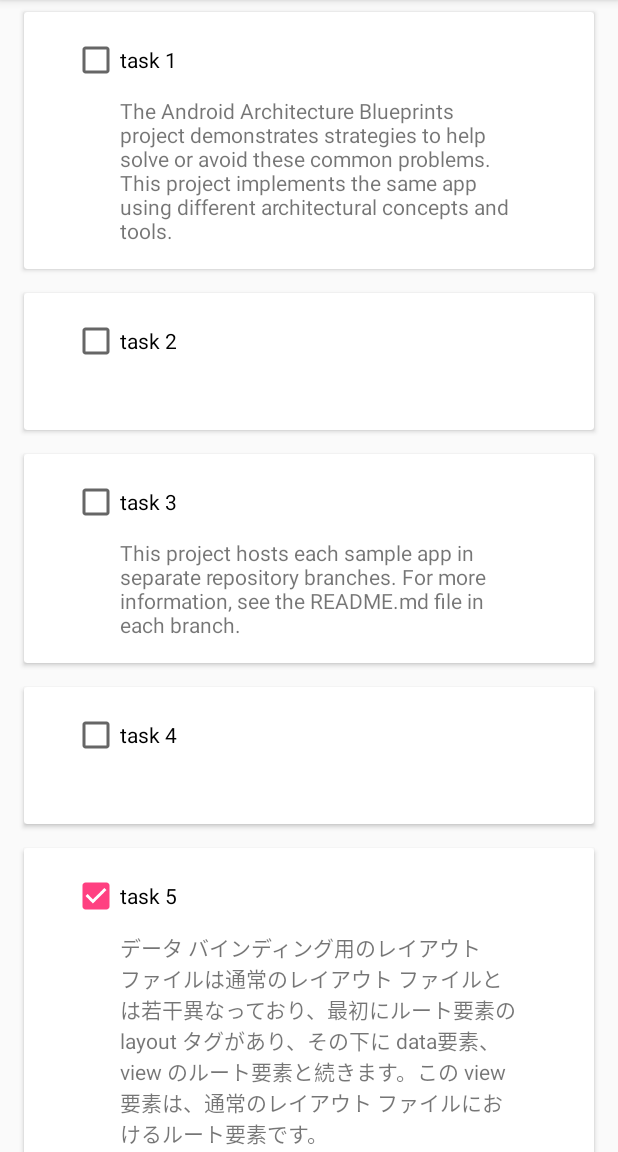
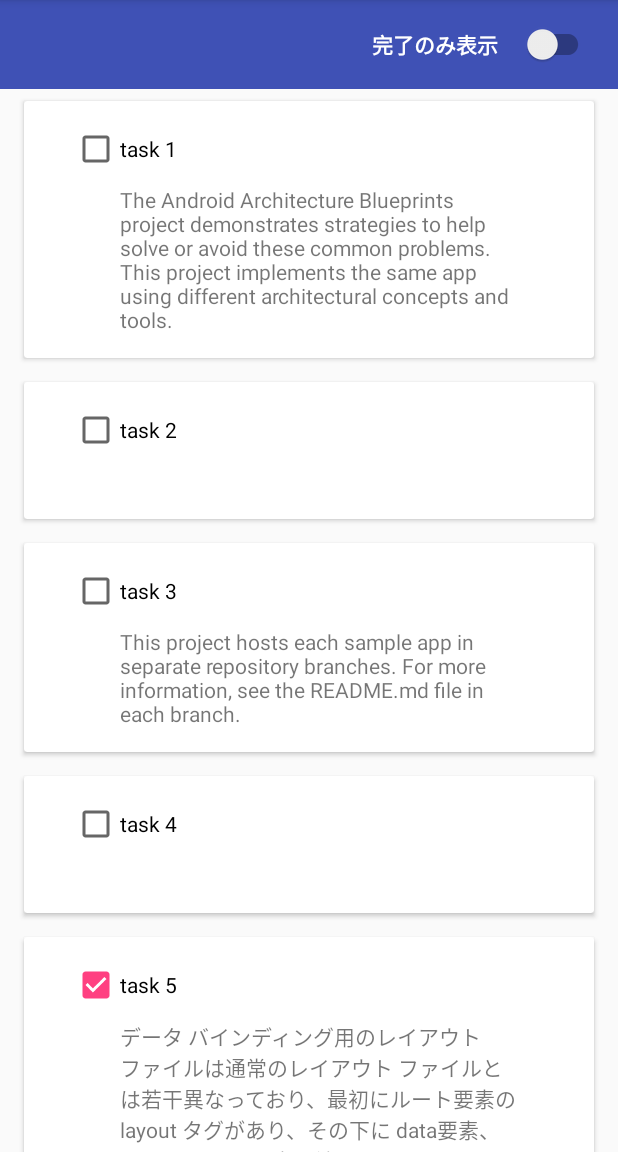
Before and after one commit to rmakiyama/MvvmSample, an Android app: the fragment TasksFragment shown on its own in the app's theme, on a phone screen of 412 x 824 dp, the part 84-1236 px from its top. Run offline under Robolectric (Android 15) with nearby library versions, the phone set to English and light mode, and no system bars; our stand-ins replace EventBus, data binding.

```diff
--- a/app/src/main/java/rmakiyama/sample/mvvmsample/center/TasksAdapter.kt
+++ b/app/src/main/java/rmakiyama/sample/mvvmsample/center/TasksAdapter.kt
@@ -42,7 +42,7 @@ class TasksAdapter : RecyclerView.Adapter<TasksAdapter.TaskHolder>() {
         viewModel = TaskViewModel(task)
         mBinding.viewModel = viewModel
       } else {
-        mBinding.viewModel = viewModel
+        mBinding.viewModel = viewModel.also { it.task.set(task) }
       }
     }
   }
--- a/app/src/main/res/layout/fragment_center.xml
+++ b/app/src/main/res/layout/fragment_center.xml
@@ -9,9 +9,39 @@
             type="rmakiyama.sample.mvvmsample.center.TasksViewModel" />
     </data>
 
-    <android.support.v7.widget.RecyclerView
-        android:id="@+id/tasks"
+    <LinearLayout
         android:layout_width="match_parent"
         android:layout_height="match_parent"
-        tools:listitem="@layout/item_task" />
+        android:orientation="vertical">
+
+        <LinearLayout
+            android:layout_width="match_parent"
+            android:layout_height="wrap_content"
+            android:background="@color/colorPrimary"
+            android:gravity="right"
+            android:orientation="horizontal"
+            android:padding="16dp">
+
+            <TextView
+                android:layout_width="wrap_content"
+                android:layout_height="wrap_content"
+                android:text="完了のみ表示"
+                android:textColor="@android:color/white"
+                android:textStyle="bold" />
+
+            <android.support.v7.widget.SwitchCompat
+                android:id="@+id/toggle"
+                android:layout_width="wrap_content"
+                android:layout_height="wrap_content"
+                android:layout_marginLeft="16dp"
+                android:onCheckedChanged="@{viewModel::onCheckedChanged}" />
+        </LinearLayout>
+
+        <android.support.v7.widget.RecyclerView
+            android:id="@+id/tasks"
+            android:layout_width="match_parent"
+            android:layout_height="match_parent"
+            tools:listitem="@layout/item_task" />
+    </LinearLayout>
+
 </layout>
```
Also changed, not shown: app/src/main/java/rmakiyama/sample/mvvmsample/center/TasksFragment.java (+10 -0 lines), app/src/main/java/rmakiyama/sample/mvvmsample/center/TasksViewModel.kt (+11 -0 lines).
